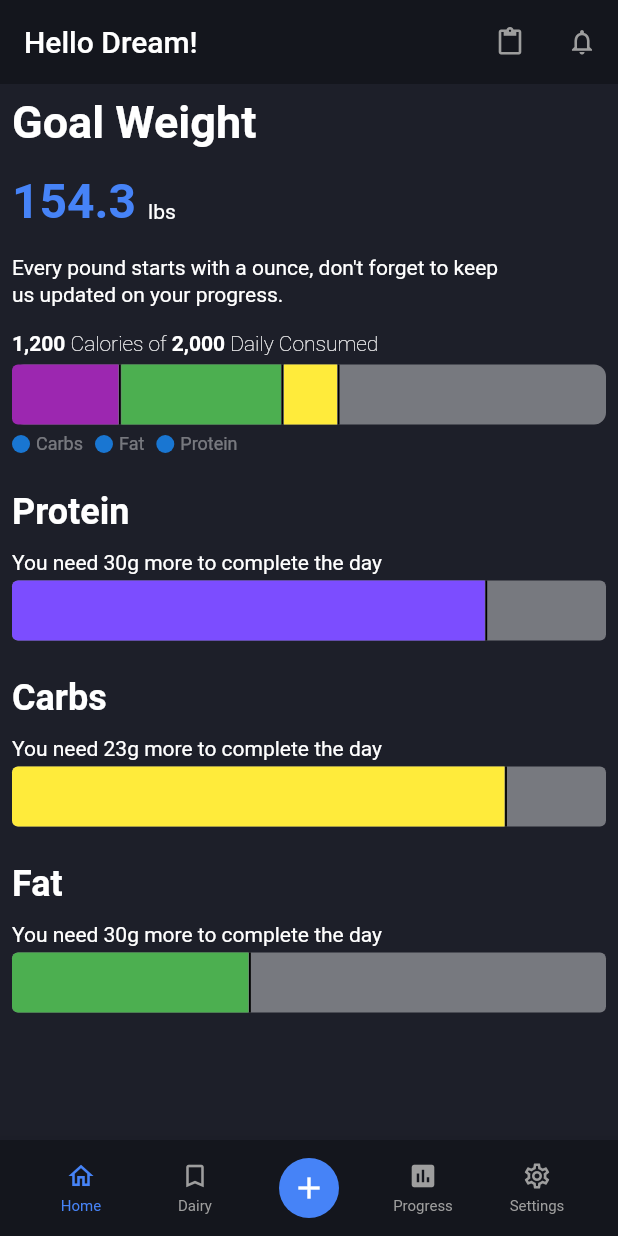
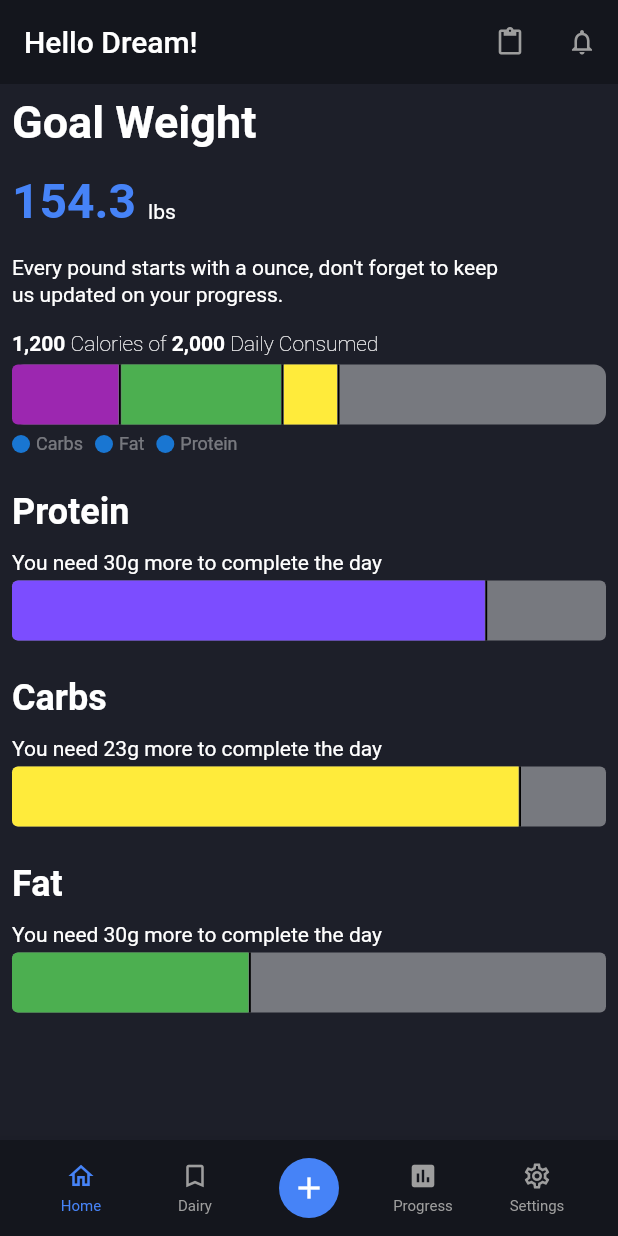
Before and after one commit to JAICHANGPARK/flutter_notebook_18th_story, a Flutter app: the screen it shows after launch, on a phone screen of 412 x 824 dp. Run offline on Flutter 3.47's test engine with Material 2 defaults, Android fonts, the phone set to English and light mode, and no system bars; our stand-ins replace cached_network_image, flutter_lorem, flutter_riverpod, flutter_svg, freezed_annotation, go_router and 3 more.

Commit message:
Update calorie_tracking_home_page.dart

```diff
--- a/lib/ep1076_calorie_tracking_app/src/ui/calorie_tracking_home_page.dart
+++ b/lib/ep1076_calorie_tracking_app/src/ui/calorie_tracking_home_page.dart
@@ -327,7 +327,7 @@ class _CalorieTrackingHomePageState extends State<CalorieTrackingHomePage> {
                         child: Row(
                           children: [
                             Flexible(
-                              flex: 10,
+                              flex: 12,
                               child: Container(
                                 decoration: const BoxDecoration(
                                     color: Colors.yellow,
```
